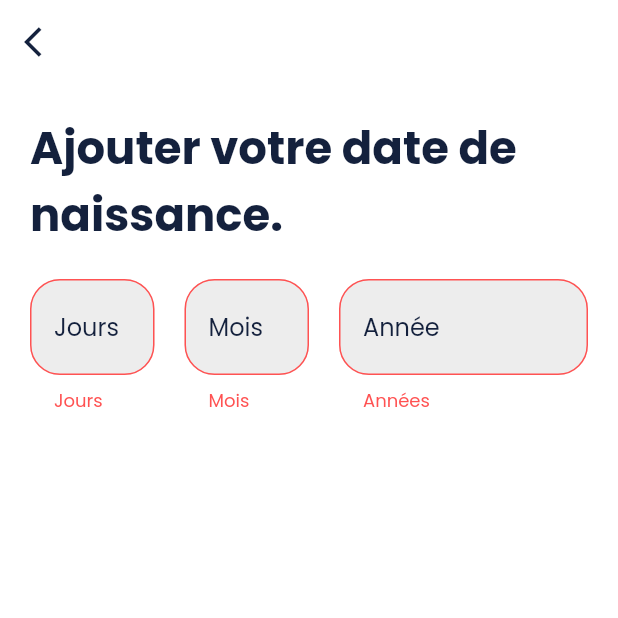
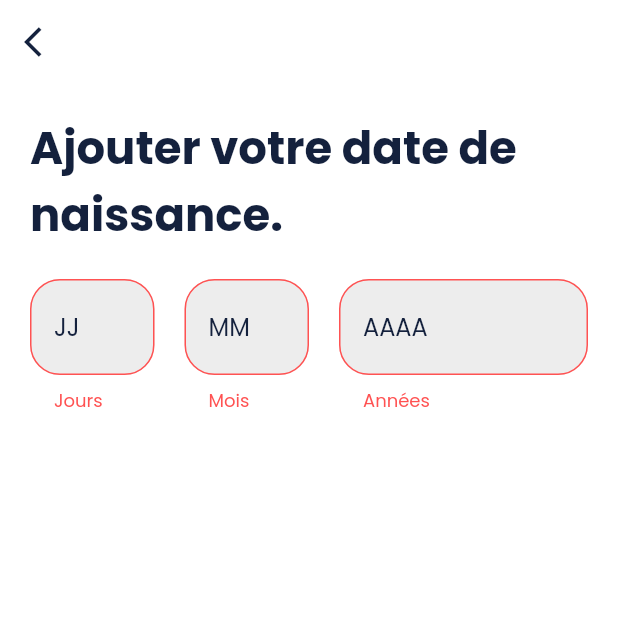
Before and after one commit to yuri2397/twins_mobile, a Flutter app: the AddBirthDayScreen screen opened by its route, after a tap on "Suivant", on a phone screen of 412 x 824 dp, the top half of it. Run offline on Flutter 3.47's test engine with Material 2 defaults, Android fonts, the phone set to English and light mode, and no system bars; our stand-ins replace appinio_swiper, device_info_plus, dio, flutter_cache_manager, flutter_chat_types, flutter_chat_ui and 8 more; accounts and stored records are empty.

Commit message:
PROTOTYPES 1.0.2

```diff
--- a/lib/views/auth/add_birthday.screen.dart
+++ b/lib/views/auth/add_birthday.screen.dart
@@ -69,6 +69,9 @@ class AddBirthDayScreen extends GetView<RegisterController> {
                                       int.tryParse(value)! > 31) {
                                     return "Jours";
                                   }
+                                  if(value.length != 2){
+                                    return "Jours";
+                                  }
                                   return null;
                                 },
                                 keyboardType: TextInputType.number,
@@ -76,7 +79,7 @@ class AddBirthDayScreen extends GetView<RegisterController> {
                                 style: GoogleFonts.poppins(
                                     textStyle: const TextStyle(fontSize: 16),
                                     color: DARK_COLOR),
-                                decoration: _decoration("Jours")),
+                                decoration: _decoration("JJ")),
                           ),
                           const SizedBox(
                             width: 20,
@@ -101,12 +104,15 @@ class AddBirthDayScreen extends GetView<RegisterController> {
                                       int.tryParse(value)! > 12) {
                                     return "Mois";
                                   }
+                                  if(value.length != 2){
+                                    return "Mois";
+                                  }
                                   return null;
                                 },
                                 style: GoogleFonts.poppins(
                                     textStyle: const TextStyle(fontSize: 16),
                                     color: DARK_COLOR),
-                                decoration: _decoration("Mois")),
+                                decoration: _decoration("MM")),
                           ),
                           const SizedBox(
                             width: 20,
@@ -132,13 +138,16 @@ class AddBirthDayScreen extends GetView<RegisterController> {
                                           (DateTime.now().year - 10)) {
                                     return "Années";
                                   }
+                                  if(value.length != 4){
+                                    return "Années";
+                                  }
                                   return null;
                                 },
                                 cursorColor: DARK_COLOR,
                                 style: GoogleFonts.poppins(
                                     textStyle: const TextStyle(fontSize: 16),
                                     color: DARK_COLOR),
-                                decoration: _decoration("Année")),
+                                decoration: _decoration("AAAA")),
                           ),
                         ],
                       ),
```
Also changed, not shown: lib/core/repository/auth.repository.dart (+12 -14 lines), 2 other files.
